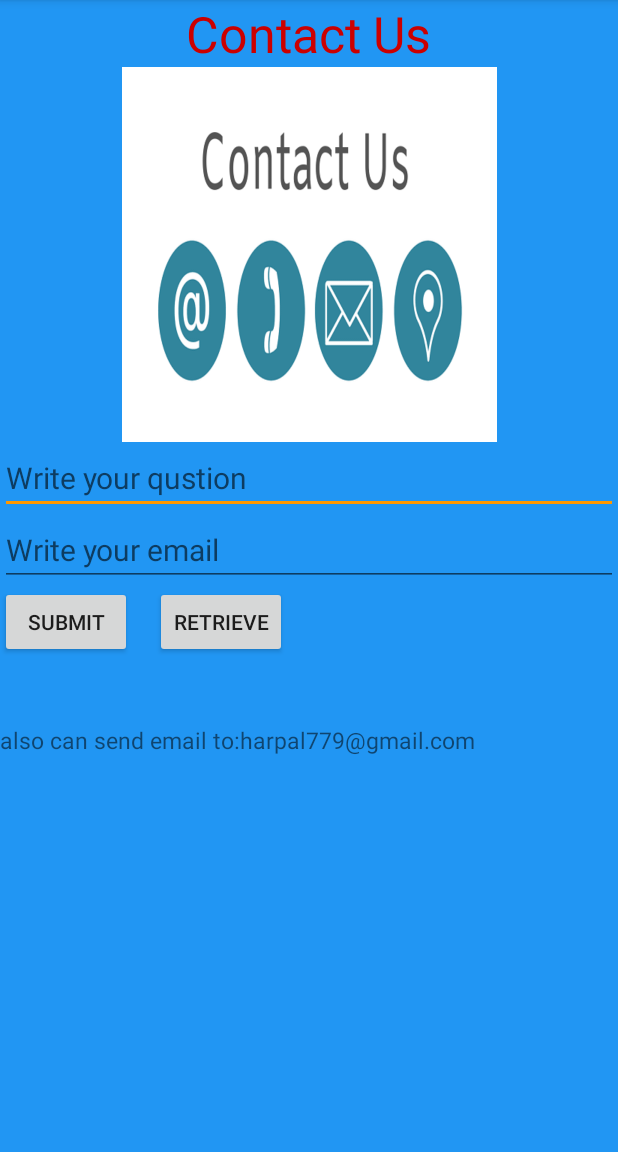
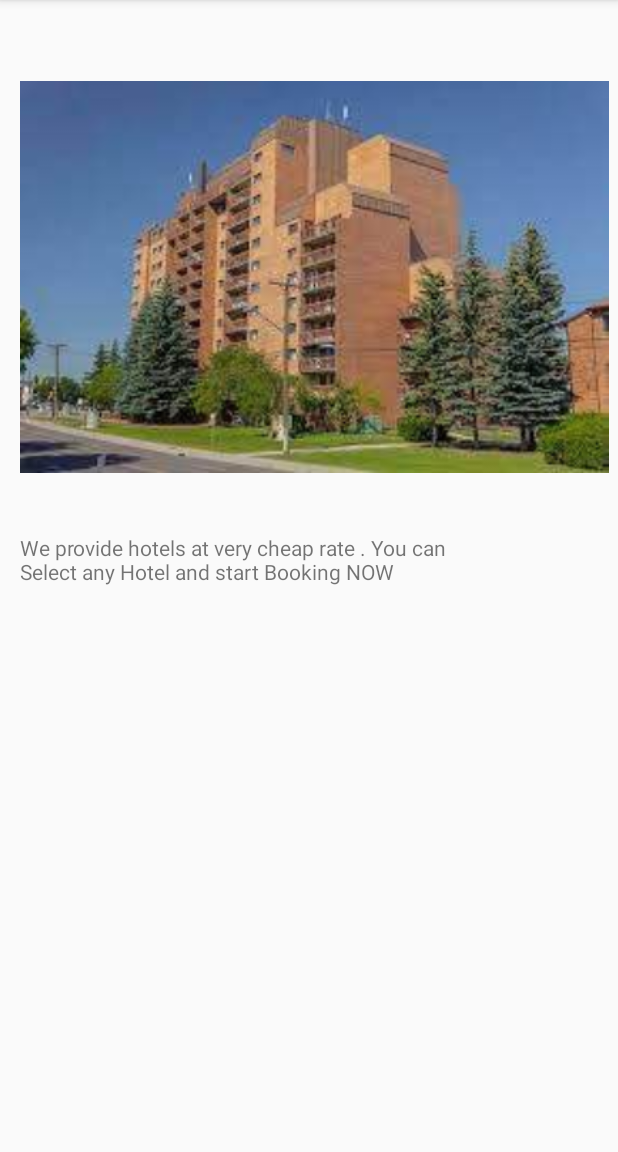
Before and after one commit to Navan005/DraftTrip, an Android app: the screen it shows after launch (Contact before the commit, Aboutus after it), in the options menu, after a tap on "About Us", on a phone screen of 412 x 824 dp, the part 84-1236 px from its top. Run offline under Robolectric (Android 15) with nearby library versions, the phone set to English and light mode, and no system bars.

Commit message:
by harpal

```diff
--- a/app/src/main/AndroidManifest.xml
+++ b/app/src/main/AndroidManifest.xml
@@ -10,10 +10,12 @@
         android:roundIcon="@mipmap/ic_launcher_round"
         android:supportsRtl="true"
         android:theme="@style/AppTheme">
-        <activity android:name=".BriefActivity"></activity>
+        <activity android:name=".Aboutus"></activity>
+        <activity android:name=".BriefActivity" />
         <activity android:name=".Thanku" />
         <activity android:name=".Contact" />
         <activity android:name=".Paynow" />
+        <activity android:name=".SettingsActivity" />
         <activity android:name=".RegisterActivity" />
         <activity android:name=".signin" />
         <activity android:name=".Signup" />
--- /dev/null
+++ b/app/src/main/java/com/example/drafttrip/Aboutus.java
@@ -0,0 +1,14 @@
+package com.example.drafttrip;
+
+import androidx.appcompat.app.AppCompatActivity;
+
+import android.os.Bundle;
+
+public class Aboutus extends AppCompatActivity {
+
+    @Override
+    protected void onCreate(Bundle savedInstanceState) {
+        super.onCreate( savedInstanceState );
+        setContentView( R.layout.activity_aboutus );
+    }
+}
--- a/app/src/main/java/com/example/drafttrip/MainActivity.java
+++ b/app/src/main/java/com/example/drafttrip/MainActivity.java
@@ -85,7 +85,8 @@ signup=(Button)findViewById(R.id.button2);
             return true;
         }
         if (id == R.id.about){
-            Intent intent=new Intent(MainActivity.this,Contact.class);
+            Intent intent=new Intent(MainActivity.this,Aboutus.class);
+
             startActivity(intent);
             return true;
         }
--- /dev/null
+++ b/app/src/main/res/layout/activity_aboutus.xml
@@ -0,0 +1,29 @@
+<?xml version="1.0" encoding="utf-8"?>
+<androidx.constraintlayout.widget.ConstraintLayout
+    xmlns:android="http://schemas.android.com/apk/res/android"
+    xmlns:app="http://schemas.android.com/apk/res-auto"
+    xmlns:tools="http://schemas.android.com/tools"
+    android:layout_width="match_parent"
+    android:layout_height="match_parent">
+
+    <ImageView
+        android:id="@+id/imageView2"
+        android:layout_width="426dp"
+        android:layout_height="261dp"
+        android:layout_marginStart="5dp"
+        android:layout_marginTop="54dp"
+        app:layout_constraintEnd_toEndOf="parent"
+        app:layout_constraintStart_toStartOf="parent"
+        app:layout_constraintTop_toTopOf="parent"
+        app:srcCompat="@drawable/capriet" />
+
+    <TextView
+        android:id="@+id/textView3"
+        android:layout_width="303dp"
+        android:layout_height="127dp"
+        android:layout_marginStart="13dp"
+        android:layout_marginTop="40dp"
+        android:text="We provide hotels at very cheap rate . You can Select any Hotel and start Booking NOW"
+        app:layout_constraintStart_toStartOf="parent"
+        app:layout_constraintTop_toBottomOf="@+id/imageView2" />
+</androidx.constraintlayout.widget.ConstraintLayout>
```
